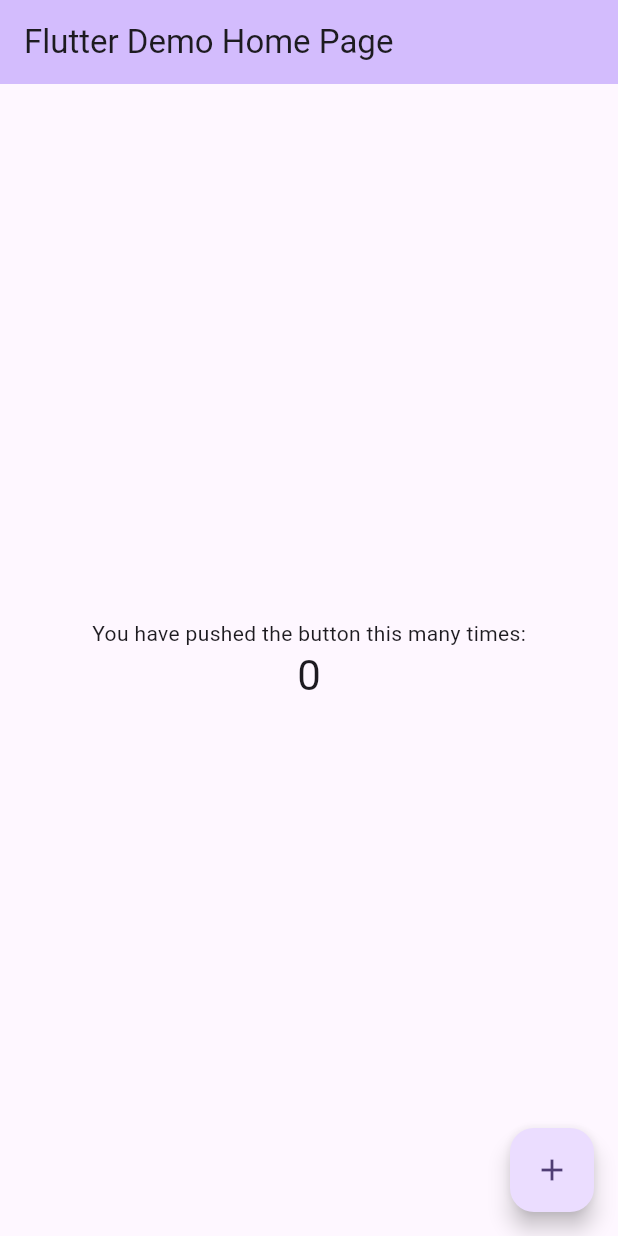
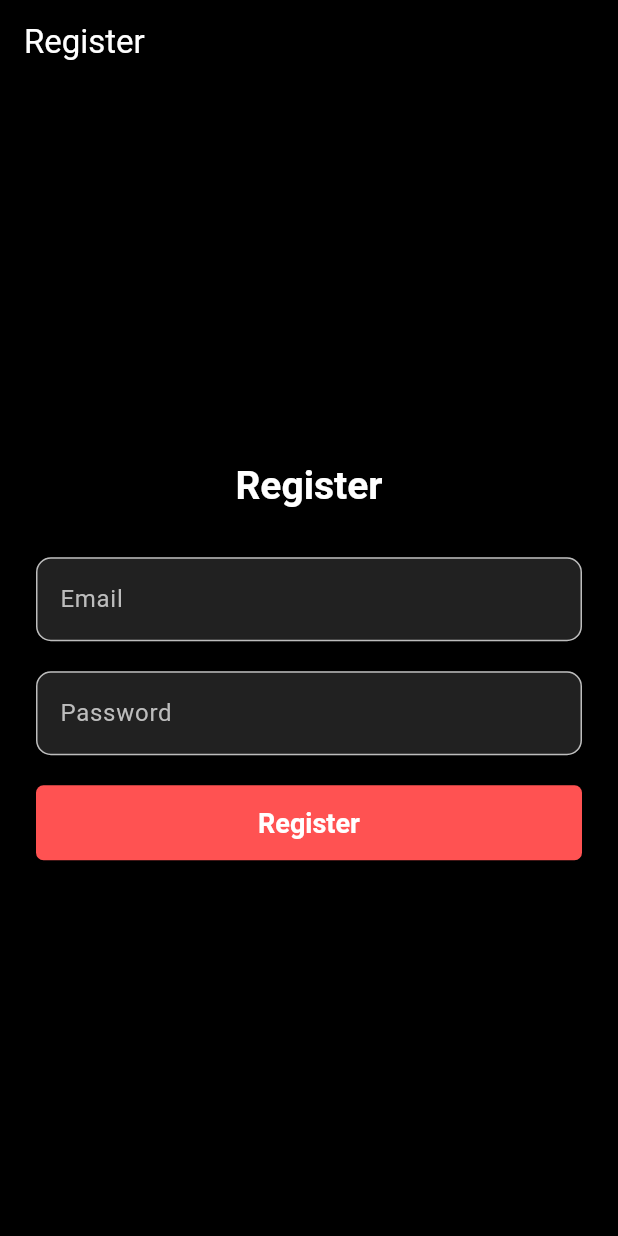
Before and after one commit to sunami09/WebGroup, a Flutter app: the screen it shows after launch, on a phone screen of 412 x 824 dp. Run offline on Flutter 3.47's test engine with Material 3 defaults, Android fonts, the phone set to English and light mode, and no system bars; our stand-ins replace firebase_auth, firebase_core; accounts and stored records are empty.

Commit message:
User Register Page Added with Firebase #5

```diff
--- a/lib/main.dart
+++ b/lib/main.dart
@@ -1,125 +1,66 @@
 import 'package:flutter/material.dart';
+import 'package:firebase_core/firebase_core.dart';
+import 'register_page.dart';
 
-void main() {
+void main() async {
+  WidgetsFlutterBinding.ensureInitialized();
+  await Firebase.initializeApp();
   runApp(const MyApp());
 }
 
 class MyApp extends StatelessWidget {
   const MyApp({super.key});
 
-  // This widget is the root of your application.
   @override
   Widget build(BuildContext context) {
     return MaterialApp(
-      title: 'Flutter Demo',
+      title: 'Finance App',
       theme: ThemeData(
-        // This is the theme of your application.
-        //
-        // TRY THIS: Try running your application with "flutter run". You'll see
-        // the application has a purple toolbar. Then, without quitting the app,
-        // try changing the seedColor in the colorScheme below to Colors.green
-        // and then invoke "hot reload" (save your changes or press the "hot
-        // reload" button in a Flutter-supported IDE, or press "r" if you used
-        // the command line to start the app).
-        //
-        // Notice that the counter didn't reset back to zero; the application
-        // state is not lost during the reload. To reset the state, use hot
-        // restart instead.
-        //
-        // This works for code too, not just values: Most code changes can be
-        // tested with just a hot reload.
-        colorScheme: ColorScheme.fromSeed(seedColor: Colors.deepPurple),
-        useMaterial3: true,
+        brightness: Brightness.dark,
+        primaryColor: Colors.black,
+        scaffoldBackgroundColor: Colors.black,
+        colorScheme: ColorScheme.fromSwatch(
+          primarySwatch: Colors.red,
+          brightness: Brightness.dark,
+        ).copyWith(
+          secondary: Colors.white70,
+        ),
+        textTheme: const TextTheme(
+          headlineSmall: TextStyle(
+            fontSize: 26,
+            fontWeight: FontWeight.bold,
+            color: Colors.white,
+          ),
+          bodyMedium: TextStyle(color: Colors.white70),
+        ),
+        inputDecorationTheme: InputDecorationTheme(
+          filled: true,
+          fillColor: Colors.grey[900],
+          labelStyle: TextStyle(color: Colors.grey[400]),
+          focusedBorder: OutlineInputBorder(
+            borderSide: const BorderSide(color: Colors.redAccent),
+            borderRadius: BorderRadius.circular(10),
+          ),
+          enabledBorder: OutlineInputBorder(
+            borderRadius: BorderRadius.circular(10),
+            borderSide: BorderSide(color: Colors.grey[600]!),
+          ),
+        ),
+        elevatedButtonTheme: ElevatedButtonThemeData(
+          style: ElevatedButton.styleFrom(
+            backgroundColor: Colors.redAccent,
+            textStyle: const TextStyle(
+              fontSize: 18,
+              fontWeight: FontWeight.bold,
+            ),
+            minimumSize: const Size(double.infinity, 50),
+            shape: RoundedRectangleBorder(
+              borderRadius: BorderRadius.circular(5),
+            ),
+          ),
+        ),
       ),
-      home: const MyHomePage(title: 'Flutter Demo Home Page'),
+      home: const RegisterPage(),
     );
   }
 }
-
-class MyHomePage extends StatefulWidget {
-  const MyHomePage({super.key, required this.title});
-
-  // This widget is the home page of your application. It is stateful, meaning
-  // that it has a State object (defined below) that contains fields that affect
-  // how it looks.
-
-  // This class is the configuration for the state. It holds the values (in this
-  // case the title) provided by the parent (in this case the App widget) and
-  // used by the build method of the State. Fields in a Widget subclass are
-  // always marked "final".
-
-  final String title;
-
-  @override
-  State<MyHomePage> createState() => _MyHomePageState();
-}
-
-class _MyHomePageState extends State<MyHomePage> {
-  int _counter = 0;
-
-  void _incrementCounter() {
-    setState(() {
-      // This call to setState tells the Flutter framework that something has
-      // changed in this State, which causes it to rerun the build method below
-      // so that the display can reflect the updated values. If we changed
-      // _counter without calling setState(), then the build method would not be
-      // called again, and so nothing would appear to happen.
-      _counter++;
-    });
-  }
-
-  @override
-  Widget build(BuildContext context) {
-    // This method is rerun every time setState is called, for instance as done
-    // by the _incrementCounter method above.
-    //
-    // The Flutter framework has been optimized to make rerunning build methods
-    // fast, so that you can just rebuild anything that needs updating rather
-    // than having to individually change instances of widgets.
-    return Scaffold(
-      appBar: AppBar(
-        // TRY THIS: Try changing the color here to a specific color (to
-        // Colors.amber, perhaps?) and trigger a hot reload to see the AppBar
-        // change color while the other colors stay the same.
-        backgroundColor: Theme.of(context).colorScheme.inversePrimary,
-        // Here we take the value from the MyHomePage object that was created by
-        // the App.build method, and use it to set our appbar title.
-        title: Text(widget.title),
-      ),
-      body: Center(
-        // Center is a layout widget. It takes a single child and positions it
-        // in the middle of the parent.
-        child: Column(
-          // Column is also a layout widget. It takes a list of children and
-          // arranges them vertically. By default, it sizes itself to fit its
-          // children horizontally, and tries to be as tall as its parent.
-          //
-          // Column has various properties to control how it sizes itself and
-          // how it positions its children. Here we use mainAxisAlignment to
-          // center the children vertically; the main axis here is the vertical
-          // axis because Columns are vertical (the cross axis would be
-          // horizontal).
-          //
-          // TRY THIS: Invoke "debug painting" (choose the "Toggle Debug Paint"
-          // action in the IDE, or press "p" in the console), to see the
-          // wireframe for each widget.
-          mainAxisAlignment: MainAxisAlignment.center,
-          children: <Widget>[
-            const Text(
-              'You have pushed the button this many times:',
-            ),
-            Text(
-              '$_counter',
-              style: Theme.of(context).textTheme.headlineMedium,
-            ),
-          ],
-        ),
-      ),
-      floatingActionButton: FloatingActionButton(
-        onPressed: _incrementCounter,
-        tooltip: 'Increment',
-        child: const Icon(Icons.add),
-      ), // This trailing comma makes auto-formatting nicer for build methods.
-    );
-  }
-}
--- /dev/null
+++ b/lib/register_page.dart
@@ -0,0 +1,131 @@
+import 'package:flutter/material.dart';
+import 'package:firebase_auth/firebase_auth.dart';
+
+class RegisterPage extends StatefulWidget {
+  const RegisterPage({Key? key}) : super(key: key);
+
+  @override
+  _RegisterPageState createState() => _RegisterPageState();
+}
+
+class _RegisterPageState extends State<RegisterPage> {
+  final TextEditingController _emailController = TextEditingController();
+  final TextEditingController _passwordController = TextEditingController();
+  final FirebaseAuth _auth = FirebaseAuth.instance;
+  String _errorMessage = '';
+
+  Future<void> _registerUser() async {
+    setState(() {
+      _errorMessage = '';
+    });
+    try {
+      await _auth.createUserWithEmailAndPassword(
+        email: _emailController.text.trim(),
+        password: _passwordController.text.trim(),
+      );
+      Navigator.pop(context);
+    } catch (e) {
+      setState(() {
+        _errorMessage = 'Registration failed. Please try again.';
+      });
+    }
+  }
+
+  @override
+  Widget build(BuildContext context) {
+    return Scaffold(
+      appBar: AppBar(
+        title: const Text('Register'),
+        backgroundColor: Colors.black,
+      ),
+      backgroundColor: Colors.black,
+      body: Padding(
+        padding: const EdgeInsets.symmetric(horizontal: 24.0),
+        child: Center(
+          child: SingleChildScrollView(
+            child: Column(
+              mainAxisAlignment: MainAxisAlignment.center,
+              children: [
+                Text(
+                  'Register',
+                  style: Theme.of(context).textTheme.headlineSmall!.copyWith(
+                        color: Colors.white,
+                        fontWeight: FontWeight.bold,
+                      ),
+                ),
+                const SizedBox(height: 30),
+                TextField(
+                  controller: _emailController,
+                  decoration: InputDecoration(
+                    labelText: 'Email',
+                    labelStyle: TextStyle(color: Colors.grey[400]),
+                    border: OutlineInputBorder(
+                      borderRadius: BorderRadius.circular(10),
+                      borderSide: BorderSide(color: Colors.grey[400]!),
+                    ),
+                    enabledBorder: OutlineInputBorder(
+                      borderRadius: BorderRadius.circular(10),
+                      borderSide: BorderSide(color: Colors.grey[400]!),
+                    ),
+                    focusedBorder: OutlineInputBorder(
+                      borderRadius: BorderRadius.circular(10),
+                      borderSide: BorderSide(color: Colors.redAccent),
+                    ),
+                  ),
+                  keyboardType: TextInputType.emailAddress,
+                ),
+                const SizedBox(height: 20),
+                TextField(
+                  controller: _passwordController,
+                  decoration: InputDecoration(
+                    labelText: 'Password',
+                    labelStyle: TextStyle(color: Colors.grey[400]),
+                    border: OutlineInputBorder(
+                      borderRadius: BorderRadius.circular(10),
+                      borderSide: BorderSide(color: Colors.grey[400]!),
+                    ),
+                    enabledBorder: OutlineInputBorder(
+                      borderRadius: BorderRadius.circular(10),
+                      borderSide: BorderSide(color: Colors.grey[400]!),
+                    ),
+                    focusedBorder: OutlineInputBorder(
+                      borderRadius: BorderRadius.circular(10),
+                      borderSide: BorderSide(color: Colors.redAccent),
+                    ),
+                  ),
+                  obscureText: true,
+                ),
+                const SizedBox(height: 20),
+                if (_errorMessage.isNotEmpty) ...[
+                  Text(
+                    _errorMessage,
+                    style: TextStyle(color: Colors.red),
+                  ),
+                  const SizedBox(height: 10),
+                ],
+                ElevatedButton(
+                  onPressed: _registerUser,
+                  style: ElevatedButton.styleFrom(
+                    minimumSize: const Size(double.infinity, 50),
+                    backgroundColor: Colors.redAccent,
+                    shape: RoundedRectangleBorder(
+                      borderRadius: BorderRadius.circular(5),
+                    ),
+                  ),
+                  child: const Text(
+                    'Register',
+                    style: TextStyle(
+                      fontSize: 18,
+                      fontWeight: FontWeight.bold,
+                      color: Colors.white,
+                    ),
+                  ),
+                ),
+              ],
+            ),
+          ),
+        ),
+      ),
+    );
+  }
+}
```
